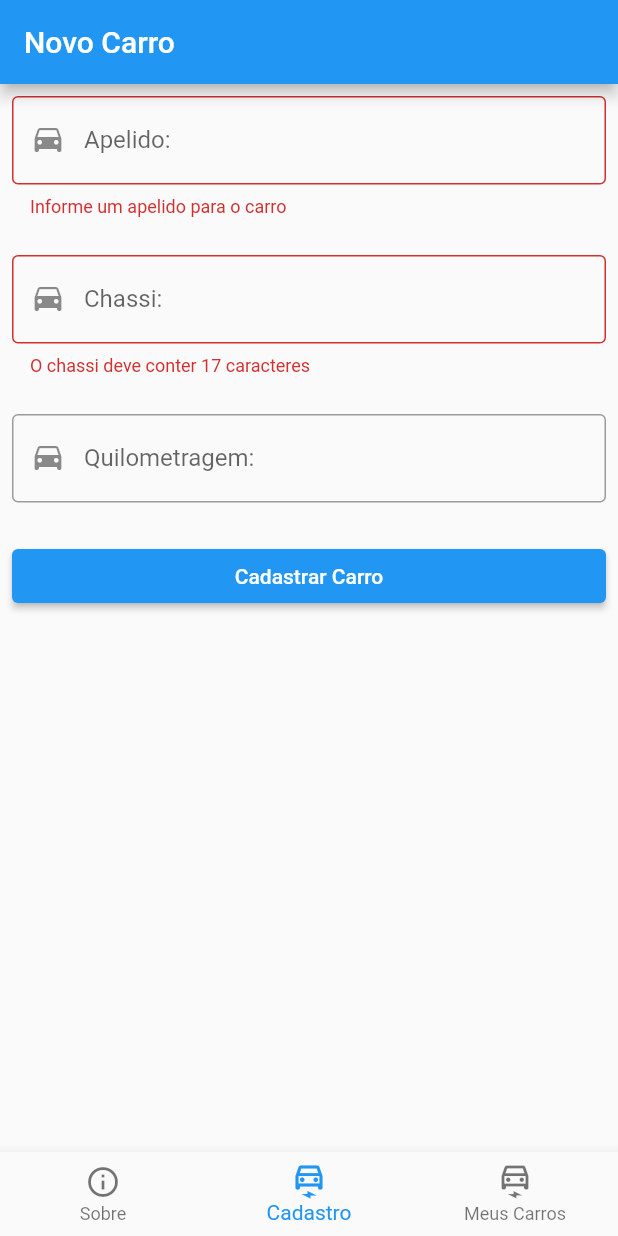
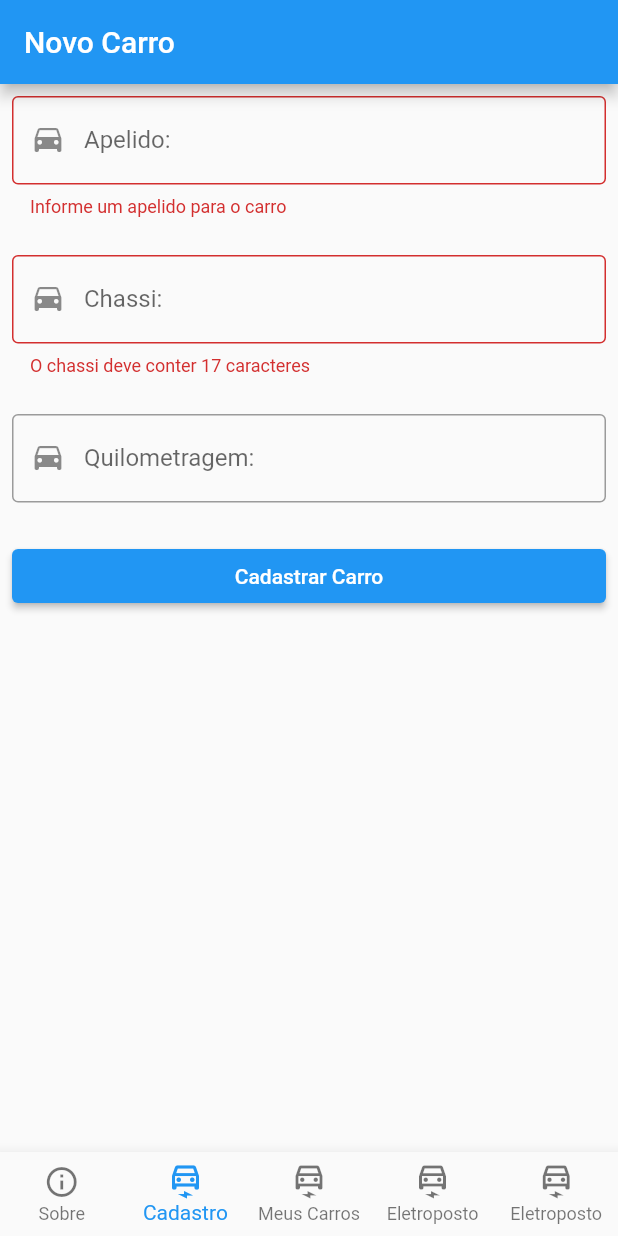
Before and after one commit to CaarlosAndrade/carroeletrico, a Flutter app: the screen it shows after launch, item 2 of the bottom bar chosen, after a tap on "Cadastrar Carro", on a phone screen of 412 x 824 dp. Run offline on Flutter 3.47's test engine with Material 2 defaults, Android fonts, the phone set to English and light mode, and no system bars; our stand-ins replace google_maps_flutter, sqflite; accounts and stored records are empty; network calls fail.

Commit message:
feat: impl google maps

```diff
--- /dev/null
+++ b/lib/api/eletroposto_api.dart
@@ -0,0 +1,23 @@
+import 'dart:convert';
+
+import 'package:carroeletrico/model/eletropost_model.dart';
+import 'package:http/http.dart' as http;
+
+class EletropostoApi {
+  final String baseUrl =
+      'https://eletroposto20221027133550.azurewebsites.net/api/eletroposto';
+
+  Future<List<Eletroposto>> getListEletroposto() async {
+    var response = await http.get(Uri.parse(baseUrl));
+
+    if (response.statusCode == 200) {
+      var jsonList = jsonDecode(response.body);
+      var eletropostos = jsonList
+          .map<Eletroposto>((json) => Eletroposto.fromJson(json))
+          .toList();
+      return eletropostos ?? [];
+    } else {
+      return [];
+    }
+  }
+}
--- a/lib/components/home_page.dart
+++ b/lib/components/home_page.dart
@@ -1,5 +1,7 @@
 import 'package:carroeletrico/components/cadastro_carro_page.dart';
 import 'package:carroeletrico/components/lista_carro_page.dart';
+import 'package:carroeletrico/components/lista_eletroposto.dart';
+import 'package:carroeletrico/components/mapa_eletroposto.dart';
 import 'package:carroeletrico/components/sobre_page.dart';
 import 'package:flutter/material.dart';
 
@@ -30,7 +32,9 @@ class _HomePageState extends State<HomePage> {
         children: [
           SobrePage(),
           CadastroCarroPage(),
-          ListaCarroPage()
+          ListaCarroPage(),
+          ListaEletropostoPage(),
+          SimpleMap()
         ],
       ),
       bottomNavigationBar: BottomNavigationBar(
@@ -43,6 +47,10 @@ class _HomePageState extends State<HomePage> {
               icon: Icon(Icons.electric_car_outlined), label: 'Cadastro'),
           BottomNavigationBarItem(
               icon: Icon(Icons.electric_car_outlined), label: 'Meus Carros'),
+          BottomNavigationBarItem(
+              icon: Icon(Icons.electric_car_outlined), label: 'Eletroposto'),
+          BottomNavigationBarItem(
+              icon: Icon(Icons.electric_car_outlined), label: 'Eletroposto'),
         ],
         onTap: (pagina) {
           controller.animateToPage(
--- /dev/null
+++ b/lib/components/lista_eletroposto.dart
@@ -0,0 +1,55 @@
+import 'package:carroeletrico/api/eletroposto_api.dart';
+import 'package:carroeletrico/model/eletropost_model.dart';
+import 'package:flutter/material.dart';
+
+class ListaEletropostoPage extends StatefulWidget {
+  @override
+  State<ListaEletropostoPage> createState() => _ListaEletropostoPageState();
+}
+
+class _ListaEletropostoPageState extends State<ListaEletropostoPage> {
+  final api = EletropostoApi();
+  late Future<List<Eletroposto>> _futureEletroposto;
+
+  @override
+  void initState() {
+    _futureEletroposto = api.getListEletroposto();
+    super.initState();
+  }
+
+  @override
+  Widget build(BuildContext context) {
+    return Scaffold(
+      appBar: AppBar(
+        title: const Text("Lista Eletroposto"),
+      ),
+      body: Padding(
+        padding: const EdgeInsets.all(16.0),
+        child: Expanded(
+            child: FutureBuilder<List<Eletroposto>>(
+          future: _futureEletroposto,
+          builder: (context, snapshot) {
+            if (snapshot.connectionState == ConnectionState.waiting) {
+              return const Center(child: CircularProgressIndicator());
+            } else {
+              var eletropostos = snapshot.data ?? [];
+              return ListView.builder(
+                itemCount: eletropostos.length,
+                itemBuilder: ((context, index) {
+                  var eletroposto = eletropostos[index];
+                  return ListTile(
+                    title: Text(eletroposto.nome),
+                    trailing: const Text(
+                      "Abrir Mapa",
+                      style: TextStyle(color: Colors.blueAccent),
+                    ),
+                  );
+                }),
+              );
+            }
+          },
+        )),
+      ),
+    );
+  }
+}
--- /dev/null
+++ b/lib/components/mapa_eletroposto.dart
@@ -0,0 +1,27 @@
+import 'package:flutter/material.dart';
+import 'package:google_maps_flutter/google_maps_flutter.dart';
+
+class SimpleMap extends StatefulWidget {
+  @override
+  State<SimpleMap> createState() => _SimpleMapState();
+}
+
+class _SimpleMapState extends State<SimpleMap> {
+  static final LatLng _kMapCenter =
+      LatLng(19.018255973653343, 72.84793849278007);
+
+  static final CameraPosition _kInitialPosition =
+      CameraPosition(target: _kMapCenter, zoom: 11.0, tilt: 0, bearing: 0);
+
+  @override
+  Widget build(BuildContext context) {
+    return Scaffold(
+      appBar: AppBar(
+        title: Text('Google Maps Demo'),
+      ),
+      body: GoogleMap(
+        initialCameraPosition: _kInitialPosition,
+      ),
+    );
+  }
+}
--- a/lib/database/database_manager.dart
+++ b/lib/database/database_manager.dart
@@ -3,7 +3,7 @@ import 'package:path/path.dart';
 
 class DatabaseManager {
   Future<Database> getDatabase() async {
-    final path = join(await getDatabasesPath(), 'carros.db');
+    final path = join(await getDatabasesPath(), 'carros1.db');
     return openDatabase(path, version: 1, onCreate: _onCreate);
   }
 
--- /dev/null
+++ b/lib/model/eletropost_model.dart
@@ -0,0 +1,26 @@
+class Eletroposto {
+  final String nome;
+  final String informacoes;
+  final String endereco;
+  final String telefone;
+
+  Eletroposto(
+    this.nome,
+    this.informacoes,
+    this.endereco,
+    this.telefone,
+  );
+
+  Map<String, dynamic> toJson() => {
+        'nome': nome,
+        'informacoes': informacoes,
+        'endereco': endereco,
+        'telefone': telefone,
+      };
+
+  Eletroposto.fromJson(Map json)
+      : nome = json['nome'],
+        informacoes = json['informacoes'],
+        endereco = json['endereco'],
+        telefone = json['telefone'];
+}
--- a/lib/repository/carro_repository.dart
+++ b/lib/repository/carro_repository.dart
@@ -4,11 +4,11 @@ import 'package:carroeletrico/model/enum/controle_status.dart';
 import 'package:carroeletrico/model/enum/controle_trava.dart';
 
 class CarroRepository {
-
   Future<void> cadastrarCarro(Carro carro) async {
     final db = await DatabaseManager().getDatabase();
 
     db.insert("carros", {
+      "apelido": carro.apelido,
       "chassi": carro.chassi,
       "controleStatus": carro.controleStatus.index,
       "controleTrava": carro.controleTrava.index,
@@ -26,13 +26,12 @@ class CarroRepository {
     return rows
         .map(
           (row) => Carro(
-            chassi: row['chassi'],
-            porcentagemCarga: row['porcentagemCarga'],
-            quilometragem: row['quilometragem'],
-            controleStatus: ControleStatus.values[row['controleStatus']],
-            controleTrava: ControleTrava.values[row['controleTrava']],
-            apelido: row['apelido']
-          ),
+              chassi: row['chassi'],
+              porcentagemCarga: row['porcentagemCarga'],
+              quilometragem: row['quilometragem'],
+              controleStatus: ControleStatus.values[row['controleStatus']],
+              controleTrava: ControleTrava.values[row['controleTrava']],
+              apelido: row['apelido']),
         )
         .toList();
   }
--- a/pubspec.yaml
+++ b/pubspec.yaml
@@ -37,6 +37,8 @@ dependencies:
   # Use with the CupertinoIcons class for iOS style icons.
   cupertino_icons: ^1.0.2
   sqflite: ^2.2.0+3
+  http: ^0.13.5
+  google_maps_flutter: ^2.2.1
 
 dev_dependencies:
   flutter_test:
```
Also changed, not shown: pubspec.lock, 13 other files.
